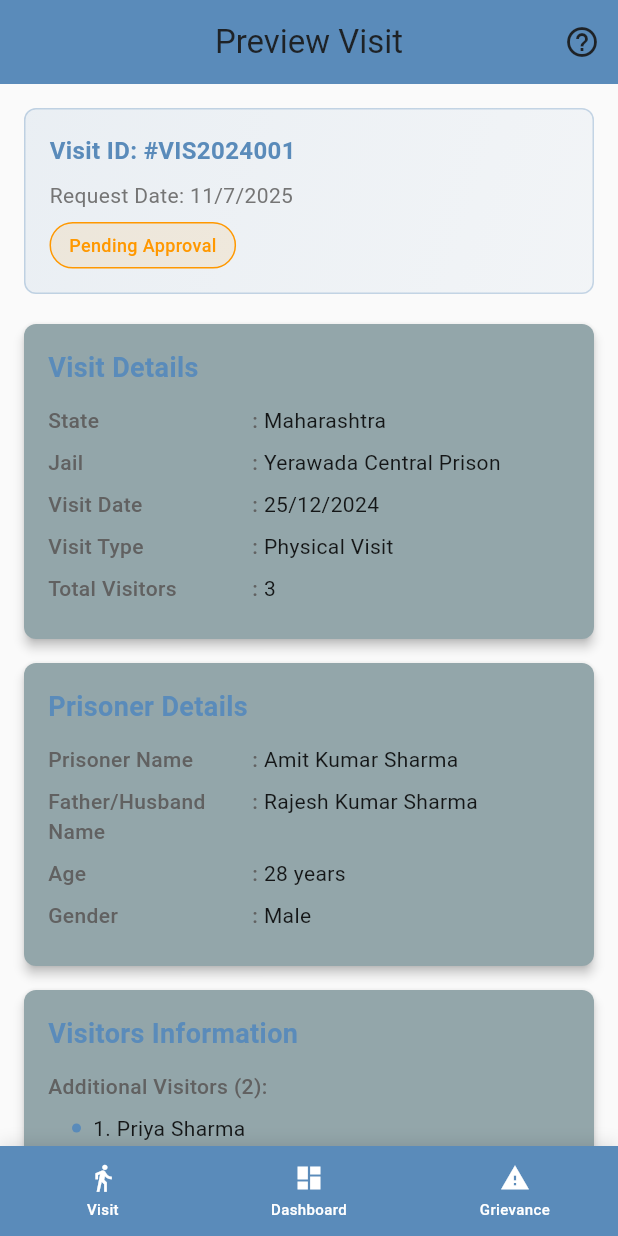
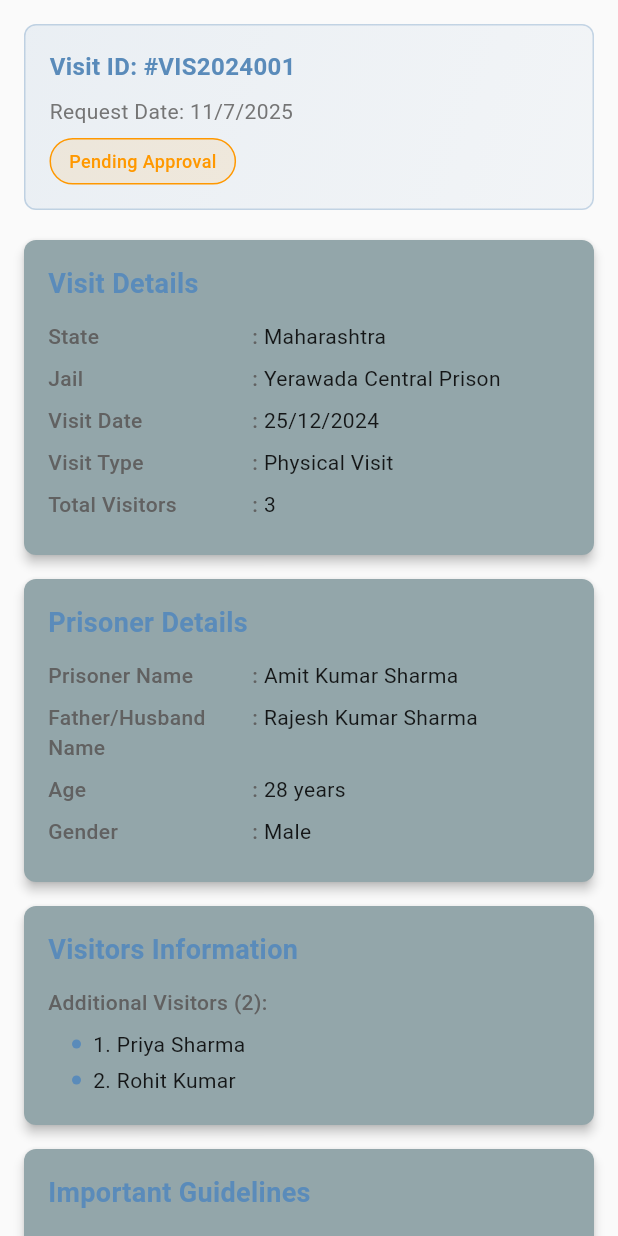
Before and after one commit to Vainyala17/eMulakat, a Flutter app: the VisitPreviewScreen screen opened directly, on a phone screen of 412 x 824 dp. Run offline on Flutter 3.47's test engine with Material 3 defaults, Android fonts, the phone set to English and light mode, and no system bars; our stand-ins replace flutter_tts, image_picker, speech_to_text, sqflite, video_player, webview_flutter; missing offline and left inert: syncfusion_flutter_pdfviewer; accounts and stored records are empty; network calls fail.

Commit message:
first commit

```diff
--- a/lib/dashboard/visit/visit_preview_screen.dart
+++ b/lib/dashboard/visit/visit_preview_screen.dart
@@ -1,9 +1,5 @@
 import 'package:flutter/material.dart';
-import '../../pdf_viewer_screen.dart';
-import '../../screens/home/home_screen.dart';
 import '../../widgets/custom_button.dart';
-import '../../widgets/form_section_title.dart';
-import '../grievance/grievance_home.dart';
 import 'visit_home.dart';
 
 class VisitPreviewScreen extends StatefulWidget {
@@ -12,7 +8,6 @@ class VisitPreviewScreen extends StatefulWidget {
 }
 
 class _VisitPreviewScreenState extends State<VisitPreviewScreen> {
-  int _selectedIndex = 0;
 
   // Dummy data for preview - this would normally come from the previous form
   final Map<String, dynamic> _visitData = {
@@ -30,49 +25,6 @@ class _VisitPreviewScreenState extends State<VisitPreviewScreen> {
     'gender': 'Male',
     'visitType': 'Physical Visit',
   };
-
-  Widget _buildNavItem({
-    required int index,
-    required IconData icon,
-    required String label,
-    required VoidCallback onTap,
-  }) {
-    return Expanded(
-      child: GestureDetector(
-        onTap: () {
-          setState(() {
-            _selectedIndex = index;
-          });
-          onTap();
-        },
-        child: Container(
-          padding: EdgeInsets.symmetric(vertical: 8),
-          child: Column(
-            mainAxisSize: MainAxisSize.min,
-            children: [
-              Icon(
-                icon,
-                size: 20,
-                color: Colors.white,
-              ),
-              SizedBox(height: 4),
-              Text(
-                label,
-                style: TextStyle(
-                  color: Colors.white,
-                  fontSize: 10,
-                  fontWeight: FontWeight.w500,
-                ),
-                textAlign: TextAlign.center,
-                maxLines: 2,
-                overflow: TextOverflow.ellipsis,
-              ),
-            ],
-          ),
-        ),
-      ),
-    );
-  }
 
   Widget _buildPreviewCard({
     required String title,
@@ -219,26 +171,6 @@ class _VisitPreviewScreenState extends State<VisitPreviewScreen> {
   Widget build(BuildContext context) {
     return Scaffold(
       backgroundColor: Colors.grey[50],
-      appBar: AppBar(
-        title: Text('Preview Visit'),
-        centerTitle: true,
-        backgroundColor: Theme.of(context).primaryColor,
-        actions: [
-          IconButton(
-            icon: Icon(Icons.help_outline),
-            onPressed: () {
-              Navigator.push(
-                context,
-                MaterialPageRoute(
-                  builder: (context) => PDFViewerScreen(
-                    assetPath: 'assets/pdfs/about_us.pdf',
-                  ),
-                ),
-              );
-            },
-          ),
-        ],
-      ),
       body: SingleChildScrollView(
         padding: EdgeInsets.all(16),
         child: Column(
@@ -483,60 +415,6 @@ class _VisitPreviewScreenState extends State<VisitPreviewScreen> {
           ],
         ),
       ),
-      bottomNavigationBar: Container(
-        decoration: BoxDecoration(
-          color: Color(0xFF5A8BBA),
-          boxShadow: [
-            BoxShadow(
-              color: Colors.black.withOpacity(0.1),
-              blurRadius: 8,
-              offset: Offset(0, -2),
-            ),
-          ],
-        ),
-        child: SafeArea(
-          child: Container(
-            height: 60,
-            child: Row(
-              children: [
-                _buildNavItem(
-                  index: 0,
-                  icon: Icons.directions_walk,
-                  label: 'Visit',
-                  onTap: () {
-                    Navigator.push(
-                      context,
-                      MaterialPageRoute(builder: (context) => VisitHomeScreen()),
-                    );
-                  },
-                ),
-                _buildNavItem(
-                  index: 1,
-                  icon: Icons.dashboard,
-                  label: 'Dashboard',
-                  onTap: () {
-                    Navigator.push(
-                      context,
-                      MaterialPageRoute(builder: (context) => HomeScreen()),
-                    );
-                  },
-                ),
-                _buildNavItem(
-                  index: 2,
-                  icon: Icons.report_problem,
-                  label: 'Grievance',
-                  onTap: () {
-                    Navigator.push(
-                      context,
-                      MaterialPageRoute(builder: (context) => GrievanceHomeScreen()),
-                    );
-                  },
-                ),
-              ],
-            ),
-          ),
-        ),
-      ),
     );
   }
 
--- a/lib/screens/home/home_screen.dart
+++ b/lib/screens/home/home_screen.dart
@@ -160,7 +160,7 @@ class _HomeScreenState extends State<HomeScreen> {
           // Text to Speech
           IconButton(
             icon: Icon(Icons.volume_up),
-            onPressed: () => _speak('Welcome to eMulakat'),
+            onPressed: () => _speak('Welcome to eMulakat , Prison Visitor Management System'),
           ),
 
             // Notification Icon
```
Also changed, not shown: lib/dashboard/visit/meet_form_screen.dart (+0 -28 lines), lib/dashboard/visit/visit_home.dart (+44 -43 lines).
